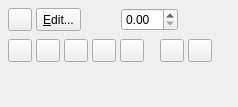
First picture: the form in scribus/ui/propertiespalette_shapebase.ui, repository scribusproject/scribus, before the edit.
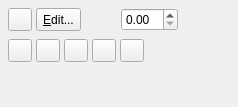
Second picture: the form after the edit. Custom widgets are drawn as their Qt base class.

```diff
--- a/scribus/ui/propertiespalette_shapebase.ui
+++ b/scribus/ui/propertiespalette_shapebase.ui
@@ -240,73 +240,6 @@
        </layout>
       </widget>
      </item>
-     <item>
-      <widget class="FormWidget" name="labelFillRule">
-       <property name="sizePolicy">
-        <sizepolicy hsizetype="Preferred" vsizetype="Maximum">
-         <horstretch>0</horstretch>
-         <verstretch>0</verstretch>
-        </sizepolicy>
-       </property>
-       <property name="label" stdset="0">
-        <string>Fill Rule</string>
-       </property>
-       <property name="font">
-        <font>
-         <pointsize>8</pointsize>
-        </font>
-       </property>
-       <layout class="QHBoxLayout" name="horizontalLayout_4">
-        <property name="spacing">
-         <number>4</number>
-        </property>
-        <property name="leftMargin">
-         <number>0</number>
-        </property>
-        <property name="topMargin">
-         <number>0</number>
-        </property>
-        <property name="rightMargin">
-         <number>0</number>
-        </property>
-        <property name="bottomMargin">
-         <number>0</number>
-        </property>
-        <item>
-         <widget class="QToolButton" name="evenOdd">
-          <property name="toolTip">
-           <string>Any path self-intersections or subpaths create holes in the fill (fill-rule: evenodd)</string>
-          </property>
-          <property name="checkable">
-           <bool>true</bool>
-          </property>
-          <property name="autoExclusive">
-           <bool>true</bool>
-          </property>
-          <attribute name="buttonGroup">
-           <string notr="true">fillRuleBtnGroup</string>
-          </attribute>
-         </widget>
-        </item>
-        <item>
-         <widget class="QToolButton" name="nonZero">
-          <property name="toolTip">
-           <string>Fill is solid unless a subpath is counterdirectional  (fill-rule: nonzero)</string>
-          </property>
-          <property name="checkable">
-           <bool>true</bool>
-          </property>
-          <property name="autoExclusive">
-           <bool>true</bool>
-          </property>
-          <attribute name="buttonGroup">
-           <string notr="true">fillRuleBtnGroup</string>
-          </attribute>
-         </widget>
-        </item>
-       </layout>
-      </widget>
-     </item>
      <item>
       <spacer name="horizontalSpacer_4">
        <property name="orientation">
```
